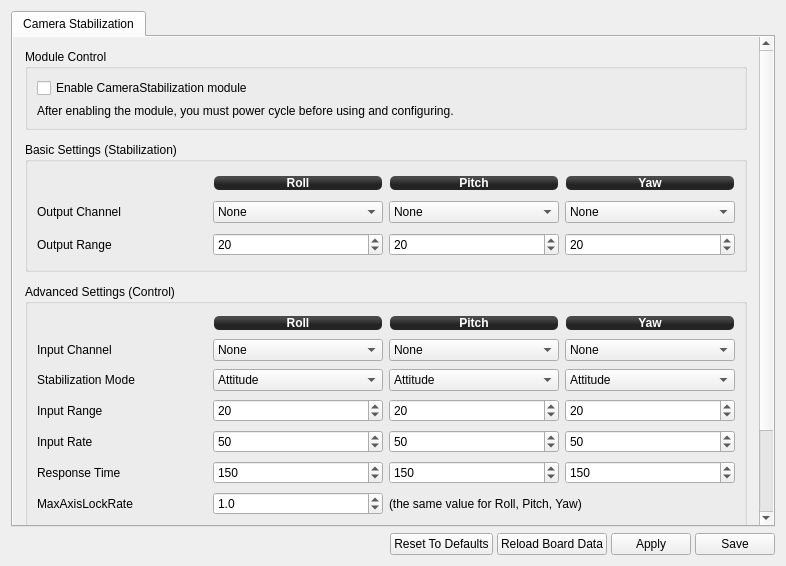
First picture: the form in ground/openpilotgcs/src/plugins/config/camerastabilization.ui, repository openpilot/OpenPilot, before the edit.
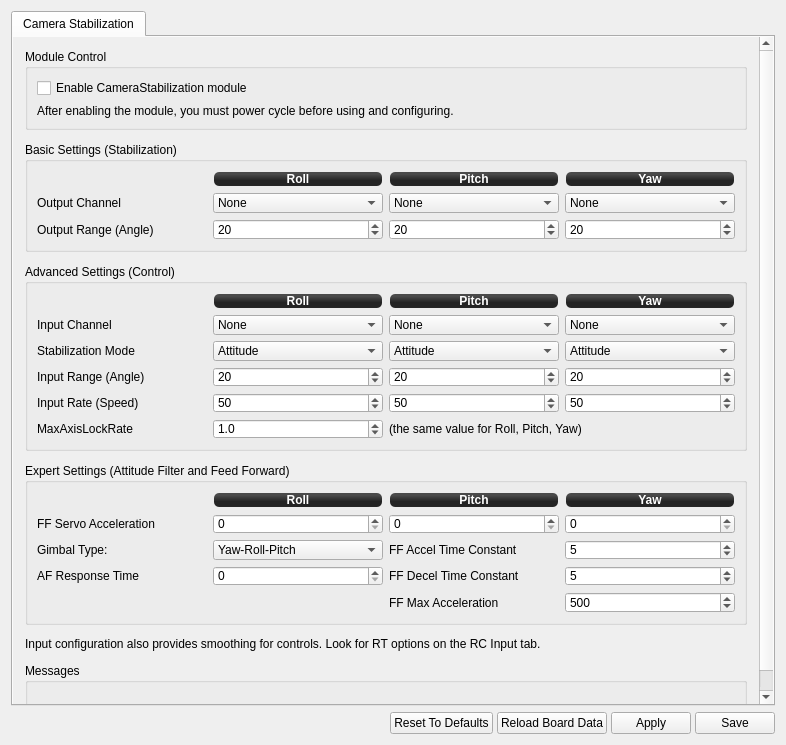
Second picture: the form after the edit. Icons and pictures are not drawn.

Commit message:
[OP-724] Add camera gimbal filtering and feed forward options
This is a partial rework of Cossacs' camera gimbal software.

This patch adds LPF to airframe attitude used for camera stabilisation
and feed forward for camera actuators. Either of options can be
disabled on the compilation level to save flash and RAM if not
required.

Original Cossacs' code was optimized and code flow shortcuts were
added where applicable.

```diff
--- a/ground/openpilotgcs/src/plugins/config/camerastabilization.ui
+++ b/ground/openpilotgcs/src/plugins/config/camerastabilization.ui
@@ -7,7 +7,7 @@
     <x>0</x>
     <y>0</y>
     <width>786</width>
-    <height>566</height>
+    <height>745</height>
    </rect>
   </property>
   <property name="sizePolicy">
@@ -64,8 +64,8 @@
            <rect>
             <x>0</x>
             <y>0</y>
-            <width>741</width>
-            <height>559</height>
+            <width>745</width>
+            <height>687</height>
            </rect>
           </property>
           <layout class="QVBoxLayout" name="verticalLayout">
@@ -130,7 +130,7 @@
              <property name="minimumSize">
               <size>
                <width>0</width>
-               <height>130</height>
+               <height>110</height>
               </size>
              </property>
              <property name="maximumSize">
@@ -285,7 +285,7 @@
               <item row="2" column="0">
                <widget class="QLabel" name="label_43">
                 <property name="text">
-                 <string>Output Range</string>
+                 <string>Output Range (Angle)</string>
                 </property>
                </widget>
               </item>
@@ -390,7 +390,7 @@
              <property name="minimumSize">
               <size>
                <width>0</width>
-               <height>250</height>
+               <height>187</height>
               </size>
              </property>
              <property name="maximumSize">
@@ -403,9 +403,6 @@
               <string>Advanced Settings (Control)</string>
              </property>
              <layout class="QGridLayout" name="gridLayout_8">
-              <property name="verticalSpacing">
-               <number>6</number>
-              </property>
               <item row="0" column="3">
                <widget class="QLabel" name="label_32">
                 <property name="minimumSize">
@@ -653,34 +650,6 @@
                 </property>
                </widget>
               </item>
-              <item row="5" column="3">
-               <widget class="QSpinBox" name="yawResponseTime">
-                <property name="focusPolicy">
-                 <enum>Qt::StrongFocus</enum>
-                </property>
-                <property name="toolTip">
-                 <string>Input low-pass filter response time for yaw axis, ms.
-
-This option smoothes the stick input. Zero value disables LPF.</string>
-                </property>
-                <property name="maximum">
-                 <number>1000</number>
-                </property>
-                <property name="value">
-                 <number>150</number>
-                </property>
-                <property name="objrelation" stdset="0">
-                 <stringlist>
-                  <string>objname:CameraStabSettings</string>
-                  <string>fieldname:ResponseTime</string>
-                  <string>element:Yaw</string>
-                  <string>haslimits:no</string>
-                  <string>scale:1</string>
-                  <string>buttongroup:1</string>
-                 </stringlist>
-                </property>
-               </widget>
-              </item>
               <item row="2" column="2">
                <widget class="QComboBox" name="pitchStabilizationMode">
                 <property name="focusPolicy">
@@ -759,34 +728,6 @@
                 </property>
                </widget>
               </item>
-              <item row="5" column="2">
-               <widget class="QSpinBox" name="pitchResponseTime">
-                <property name="focusPolicy">
-                 <enum>Qt::StrongFocus</enum>
-                </property>
-                <property name="toolTip">
-                 <string>Input low-pass filter response time for pitch axis, ms.
-
-This option smoothes the stick input. Zero value disables LPF.</string>
-                </property>
-                <property name="maximum">
-                 <number>1000</number>
-                </property>
-                <property name="value">
-                 <number>150</number>
-                </property>
-                <property name="objrelation" stdset="0">
-                 <stringlist>
-                  <string>objname:CameraStabSettings</string>
-                  <string>fieldname:ResponseTime</string>
-                  <string>element:Pitch</string>
-                  <string>haslimits:no</string>
-                  <string>scale:1</string>
-                  <string>buttongroup:1</string>
-                 </stringlist>
-                </property>
-               </widget>
-              </item>
               <item row="2" column="1">
                <widget class="QComboBox" name="rollStabilizationMode">
                 <property name="focusPolicy">
@@ -865,59 +806,24 @@
                 </property>
                </widget>
               </item>
-              <item row="5" column="1">
-               <widget class="QSpinBox" name="rollResponseTime">
-                <property name="focusPolicy">
-                 <enum>Qt::StrongFocus</enum>
-                </property>
-                <property name="toolTip">
-                 <string>Input low-pass filter response time for roll axis, ms.
-
-This option smoothes the stick input. Zero value disables LPF.</string>
-                </property>
-                <property name="maximum">
-                 <number>1000</number>
-                </property>
-                <property name="value">
-                 <number>150</number>
-                </property>
-                <property name="objrelation" stdset="0">
-                 <stringlist>
-                  <string>objname:CameraStabSettings</string>
-                  <string>fieldname:ResponseTime</string>
-                  <string>element:Roll</string>
-                  <string>haslimits:no</string>
-                  <string>scale:1</string>
-                  <string>buttongroup:1</string>
-                 </stringlist>
-                </property>
-               </widget>
-              </item>
-              <item row="6" column="0">
+              <item row="5" column="0">
                <widget class="QLabel" name="label_36">
                 <property name="text">
                  <string>MaxAxisLockRate</string>
                 </property>
                </widget>
               </item>
-              <item row="5" column="0">
-               <widget class="QLabel" name="label_37">
-                <property name="text">
-                 <string>Response Time</string>
-                </property>
-               </widget>
-              </item>
               <item row="4" column="0">
                <widget class="QLabel" name="label_38">
                 <property name="text">
-                 <string>Input Rate</string>
+                 <string>Input Rate (Speed)</string>
                 </property>
                </widget>
               </item>
               <item row="3" column="0">
                <widget class="QLabel" name="label_39">
                 <property name="text">
-                 <string>Input Range</string>
+                 <string>Input Range (Angle)</string>
                 </property>
                </widget>
               </item>
@@ -928,14 +834,14 @@
                 </property>
                </widget>
               </item>
-              <item row="6" column="2" colspan="2">
+              <item row="5" column="2" colspan="2">
                <widget class="QLabel" name="label_41">
                 <property name="text">
                  <string>(the same value for Roll, Pitch, Yaw)</string>
                 </property>
                </widget>
               </item>
-              <item row="6" column="1">
+              <item row="5" column="1">
                <widget class="QDoubleSpinBox" name="MaxAxisLockRate">
                 <property name="focusPolicy">
                  <enum>Qt::StrongFocus</enum>
@@ -973,12 +879,356 @@
              </layout>
             </widget>
            </item>
+           <item>
+            <widget class="QGroupBox" name="groupBox_3">
+             <property name="minimumSize">
+              <size>
+               <width>0</width>
+               <height>162</height>
+              </size>
+             </property>
+             <property name="title">
+              <string>Expert Settings (Attitude Filter and Feed Forward)</string>
+             </property>
+             <layout class="QGridLayout" name="gridLayout_2">
+              <item row="0" column="1">
+               <widget class="QLabel" name="label_49">
+                <property name="minimumSize">
+                 <size>
+                  <width>0</width>
+                  <height>16</height>
+                 </size>
+                </property>
+                <property name="maximumSize">
+                 <size>
+                  <width>16777215</width>
+                  <height>16</height>
+                 </size>
+                </property>
+                <property name="styleSheet">
+                 <string notr="true">background-color: qlineargradient(spread:reflect, x1:0.507, y1:0, x2:0.507, y2:0.772, stop:0.208955 rgba(74, 74, 74, 255), stop:0.78607 rgba(36, 36, 36, 255));
+color: rgb(255, 255, 255);
+border-radius: 5;
+font: bold 12px;
+margin:1px;</string>
+                </property>
+                <property name="text">
+                 <string>Roll</string>
+                </property>
+                <property name="alignment">
+                 <set>Qt::AlignCenter</set>
+                </property>
+               </widget>
+              </item>
+              <item row="0" column="2">
+               <widget class="QLabel" name="label_50">
+                <property name="minimumSize">
+                 <size>
+                  <width>0</width>
+                  <height>16</height>
+                 </size>
+                </property>
+                <property name="maximumSize">
+                 <size>
+                  <width>16777215</width>
+                  <height>16</height>
+                 </size>
+                </property>
+                <property name="styleSheet">
+                 <string notr="true">background-color: qlineargradient(spread:reflect, x1:0.507, y1:0, x2:0.507, y2:0.772, stop:0.208955 rgba(74, 74, 74, 255), stop:0.78607 rgba(36, 36, 36, 255));
+color: rgb(255, 255, 255);
+border-radius: 5;
+font: bold 12px;
+margin:1px;</string>
+                </property>
+                <property name="text">
+                 <string>Pitch</string>
+                </property>
+                <property name="alignment">
+                 <set>Qt::AlignCenter</set>
+                </property>
+               </widget>
+              </item>
+              <item row="0" column="3">
+               <widget class="QLabel" name="label_51">
+                <property name="minimumSize">
+                 <size>
+                  <width>0</width>
+                  <height>16</height>
+                 </size>
+                </property>
+                <property name="maximumSize">
+                 <size>
+                  <width>16777215</width>
+                  <height>16</height>
+                 </size>
+                </property>
+                <property name="styleSheet">
+                 <string notr="true">background-color: qlineargradient(spread:reflect, x1:0.507, y1:0, x2:0.507, y2:0.772, stop:0.208955 rgba(74, 74, 74, 255), stop:0.78607 rgba(36, 36, 36, 255));
+color: rgb(255, 255, 255);
+border-radius: 5;
+font: bold 12px;
+margin:1px;</string>
+                </property>
+                <property name="text">
+                 <string>Yaw</string>
+                </property>
+                <property name="alignment">
+                 <set>Qt::AlignCenter</set>
+                </property>
+               </widget>
+              </item>
+              <item row="1" column="1">
+               <widget class="QSpinBox" name="rollFeedForward">
+                <property name="toolTip">
+                 <string>Roll servo feed forward acceleration
+
+Range: 0-25, 0 disables feed forward for the axis (default).
+
+Good starting value is 2-7.
+Too high value may burn your servo!</string>
+                </property>
+                <property name="maximum">
+                 <number>25</number>
+                </property>
+                <property name="objrelation" stdset="0">
+                 <stringlist>
+                  <string>objname:CameraStabSettings</string>
+                  <string>fieldname:FeedForward</string>
+                  <string>element:Roll</string>
+                  <string>haslimits:no</string>
+                  <string>scale:1</string>
+                  <string>buttongroup:1</string>
+                 </stringlist>
+                </property>
+               </widget>
+              </item>
+              <item row="1" column="2">
+               <widget class="QSpinBox" name="pitchFeedForward">
+                <property name="toolTip">
+                 <string>Pitch servo feed forward acceleration
+
+Range: 0-25, 0 disables feed forward for the axis (default).
+
+Good starting value is 2-7.
+Too high value may burn your servo!</string>
+                </property>
+                <property name="maximum">
+                 <number>25</number>
+                </property>
+                <property name="objrelation" stdset="0">
+                 <stringlist>
+                  <string>objname:CameraStabSettings</string>
+                  <string>fieldname:FeedForward</string>
+                  <string>element:Pitch</string>
+                  <string>haslimits:no</string>
+                  <string>scale:1</string>
+                  <string>buttongroup:1</string>
+                 </stringlist>
+                </property>
+               </widget>
+              </item>
+              <item row="1" column="3">
+               <widget class="QSpinBox" name="yawFeedForward">
+                <property name="toolTip">
+                 <string>Yaw servo feed forward acceleration
+
+Range: 0-25, 0 disables feed forward for the axis (default).
+
+Good starting value is 2-7.
+Too high value may burn your servo!</string>
+                </property>
+                <property name="maximum">
+                 <number>25</number>
+                </property>
+                <property name="objrelation" stdset="0">
+                 <stringlist>
+                  <string>objname:CameraStabSettings</string>
+                  <string>fieldname:FeedForward</string>
+                  <string>element:Yaw</string>
+                  <string>haslimits:no</string>
+                  <string>scale:1</string>
+                  <string>buttongroup:1</string>
+                 </stringlist>
+                </property>
+               </widget>
+              </item>
+              <item row="2" column="0">
+               <widget class="QLabel" name="label_47">
+                <property name="text">
+                 <string>Gimbal Type:</string>
+                </property>
+               </widget>
+              </item>
+              <item row="2" column="1">
+               <widget class="QComboBox" name="gimbalType">
+                <property name="focusPolicy">
+                 <enum>Qt::StrongFocus</enum>
+                </property>
+                <property name="toolTip">
+                 <string>Gimbal type
+
+Used to limit feed forward acceleration at extreme angles.</string>
+                </property>
+                <property name="objrelation" stdset="0">
+                 <stringlist>
+                  <string>objname:CameraStabSettings</string>
+                  <string>fieldname:GimbalType</string>
+                  <string>buttongroup:1</string>
+                 </stringlist>
+                </property>
+                <item>
+                 <property name="text">
+                  <string>Yaw-Roll-Pitch</string>
+                 </property>
+                </item>
+               </widget>
+              </item>
+              <item row="2" column="2">
+               <widget class="QLabel" name="label_48">
+                <property name="text">
+                 <string>FF Accel Time Constant</string>
+                </property>
+               </widget>
+              </item>
+              <item row="2" column="3">
+               <widget class="QSpinBox" name="accelTime">
+                <property name="toolTip">
+                 <string>Feed forward acceleration time constant
+
+Range: 0-50ms, default is 5.
+
+The same value is used for all axes.</string>
+                </property>
+                <property name="maximum">
+                 <number>50</number>
+                </property>
+                <property name="value">
+                 <number>5</number>
+                </property>
+                <property name="objrelation" stdset="0">
+                 <stringlist>
+                  <string>objname:CameraStabSettings</string>
+                  <string>fieldname:AccelTime</string>
+                  <string>buttongroup:1</string>
+                 </stringlist>
+                </property>
+               </widget>
+              </item>
+              <item row="3" column="0">
+               <widget class="QLabel" name="label_2">
+                <property name="text">
+                 <string>AF Response Time</string>
+                </property>
+               </widget>
+              </item>
+              <item row="3" column="1">
+               <widget class="QSpinBox" name="responseTime">
+                <property name="toolTip">
+                 <string>Attitude filter response time
+
+Range: 0-250ms, 0 disables filter (default).
+
+Smoothes estimated airframe attitude used by camera stabilization.
+The same value is used for all axes.</string>
+                </property>
+                <property name="maximum">
+                 <number>250</number>
+                </property>
+                <property name="objrelation" stdset="0">
+                 <stringlist>
+                  <string>objname:CameraStabSettings</string>
+                  <string>fieldname:ResponseTime</string>
+                  <string>buttongroup:1</string>
+                 </stringlist>
+                </property>
+               </widget>
+              </item>
+              <item row="3" column="2">
+               <widget class="QLabel" name="label_5">
+                <property name="text">
+                 <string>FF Decel Time Constant</string>
+                </property>
+               </widget>
+              </item>
+              <item row="3" column="3">
+               <widget class="QSpinBox" name="decelTime">
+                <property name="toolTip">
+                 <string>Feed forward deceleration time constant
+
+Range: 0-50ms, default is 5.
+
+The same value is used for all axes.</string>
+                </property>
+                <property name="maximum">
+                 <number>50</number>
+                </property>
+                <property name="value">
+                 <number>5</number>
+                </property>
+                <property name="objrelation" stdset="0">
+                 <stringlist>
+                  <string>objname:CameraStabSettings</string>
+                  <string>fieldname:DecelTime</string>
+                  <string>buttongroup:1</string>
+                 </stringlist>
+                </property>
+               </widget>
+              </item>
+              <item row="4" column="2">
+               <widget class="QLabel" name="label_6">
+                <property name="text">
+                 <string>FF Max Acceleration</string>
+                </property>
+               </widget>
+              </item>
+              <item row="4" column="3">
+               <widget class="QSpinBox" name="maxAccel">
+                <property name="toolTip">
+                 <string>Feed forward maximum acceleration
+
+Range: 0-1000, default is 500.
+
+The same value is used for all axes.</string>
+                </property>
+                <property name="maximum">
+                 <number>1000</number>
+                </property>
+                <property name="value">
+                 <number>500</number>
+                </property>
+                <property name="objrelation" stdset="0">
+                 <stringlist>
+                  <string>objname:CameraStabSettings</string>
+                  <string>fieldname:MaxAccel</string>
+                  <string>buttongroup:1</string>
+                 </stringlist>
+                </property>
+               </widget>
+              </item>
+              <item row="1" column="0">
+               <widget class="QLabel" name="label_4">
+                <property name="text">
+                 <string>FF Servo Acceleration</string>
+                </property>
+               </widget>
+              </item>
+             </layout>
+            </widget>
+           </item>
+           <item>
+            <widget class="QLabel" name="label">
+             <property name="text">
+              <string>Input configuration also provides smoothing for controls. Look for RT options on the RC Input tab.</string>
+             </property>
+            </widget>
+           </item>
            <item>
             <widget class="QGroupBox" name="groupBox_4">
              <property name="minimumSize">
               <size>
                <width>0</width>
-               <height>71</height>
+               <height>50</height>
               </size>
              </property>
              <property name="maximumSize">
@@ -1009,9 +1259,6 @@
              <property name="orientation">
               <enum>Qt::Vertical</enum>
              </property>
-             <property name="sizeType">
-              <enum>QSizePolicy::Expanding</enum>
-             </property>
              <property name="sizeHint" stdset="0">
               <size>
                <width>20</width>
```
Left out of the diff: 2 changed lines with no effect on the pictures. The commit also changes 3 other files.
